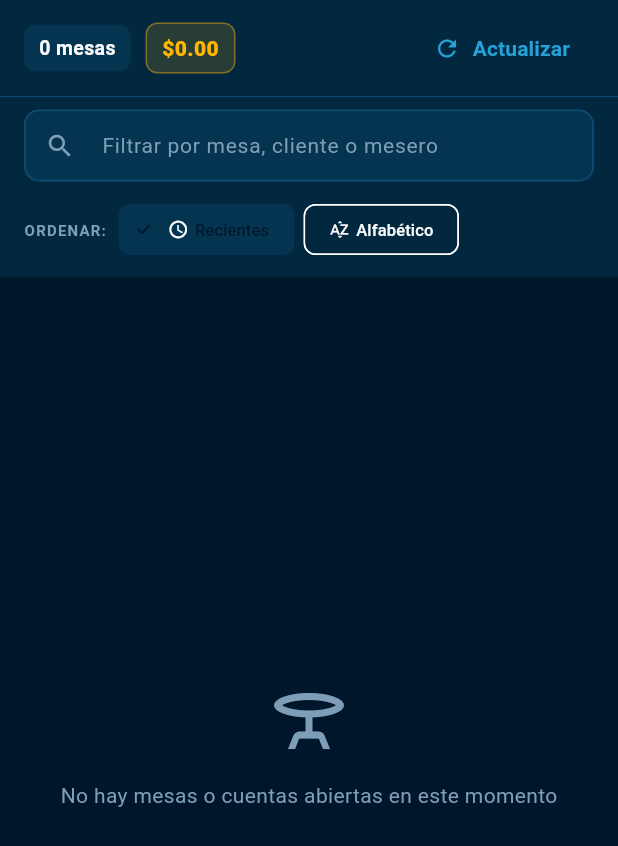
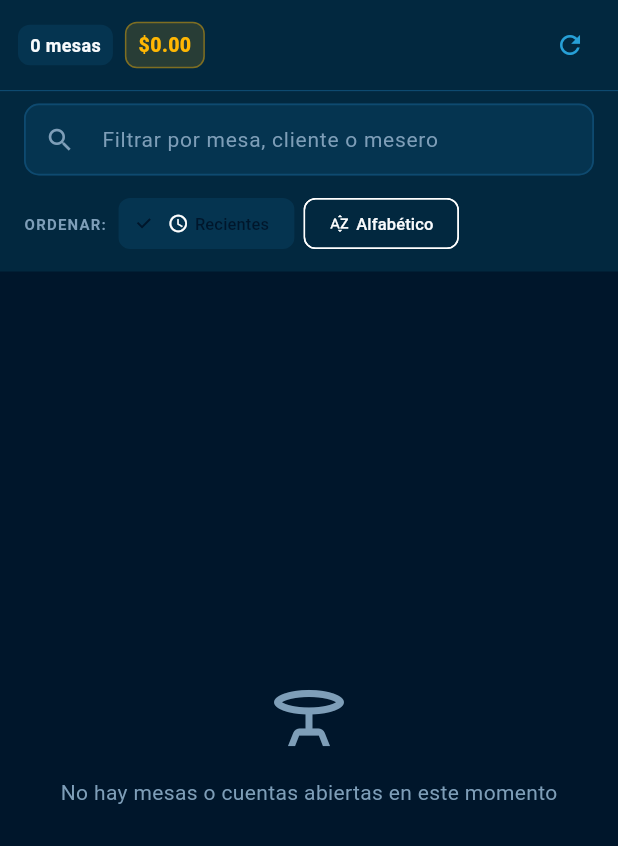
Before and after one commit to VladimirArguelles/kardexbar, a Flutter app: the MesasAbiertasScreen screen opened directly, on a phone screen of 412 x 824 dp. Shown: the top 846 px of the screen. Run offline on Flutter 3.47's test engine with Material 3 defaults, Android fonts, the phone set to English and light mode, and no system bars; our stand-ins replace pdf, printing, supabase_flutter; accounts and stored records are empty.

Commit message:
fix: resolucion de desborde en boton Nueva Mesa, icono actualizar, eliminacion de impresion automatica y renombramiento de boton a Registrar

```diff
--- a/lib/features/comandas/screens/mesas_abiertas_screen.dart
+++ b/lib/features/comandas/screens/mesas_abiertas_screen.dart
@@ -166,7 +166,7 @@ class _MesasAbiertasScreenState extends State<MesasAbiertasScreen> {
               const SizedBox(width: 8),
               Expanded(
                 child: Text(
-                  'Cobrar Mesa: ${cmd.nombreCliente}',
+                  'Registrar Mesa: ${cmd.nombreCliente}',
                   overflow: TextOverflow.ellipsis,
                 ),
               ),
@@ -334,7 +334,7 @@ class _MesasAbiertasScreenState extends State<MesasAbiertasScreen> {
           children: [
             // PANEL SUPERIOR: Resumen de mesas, total acumulado y botón actualizar
             Container(
-              padding: const EdgeInsets.symmetric(horizontal: 16, vertical: 12),
+              padding: const EdgeInsets.symmetric(horizontal: 12, vertical: 10),
               decoration: const BoxDecoration(
                 color: AppTheme.surface,
                 border: Border(bottom: BorderSide(color: AppTheme.borderLight)),
@@ -343,8 +343,8 @@ class _MesasAbiertasScreenState extends State<MesasAbiertasScreen> {
                 children: [
                   Container(
                     padding: const EdgeInsets.symmetric(
-                      horizontal: 10,
-                      vertical: 6,
+                      horizontal: 8,
+                      vertical: 5,
                     ),
                     decoration: BoxDecoration(
                       color: AppTheme.surfaceVariant,
@@ -353,17 +353,17 @@ class _MesasAbiertasScreenState extends State<MesasAbiertasScreen> {
                     child: Text(
                       '${_mesas.length} mesas',
                       style: const TextStyle(
-                        fontSize: 13,
+                        fontSize: 12,
                         fontWeight: FontWeight.bold,
                         color: AppTheme.textPrimary,
                       ),
                     ),
                   ),
-                  const SizedBox(width: 10),
+                  const SizedBox(width: 8),
                   Container(
                     padding: const EdgeInsets.symmetric(
-                      horizontal: 10,
-                      vertical: 6,
+                      horizontal: 8,
+                      vertical: 5,
                     ),
                     decoration: BoxDecoration(
                       color: AppTheme.primaryAmber.withValues(alpha: 0.15),
@@ -375,27 +375,22 @@ class _MesasAbiertasScreenState extends State<MesasAbiertasScreen> {
                     child: Text(
                       '\$${_totalGeneral.toStringAsFixed(2)}',
                       style: const TextStyle(
-                        fontSize: 14,
+                        fontSize: 13,
                         fontWeight: FontWeight.w900,
                         color: AppTheme.primaryAmber,
                       ),
                     ),
                   ),
                   const Spacer(),
-                  TextButton.icon(
-                    style: TextButton.styleFrom(
-                      foregroundColor: AppTheme.secondaryCyan,
-                      visualDensity: VisualDensity.compact,
-                    ),
-                    icon: const Icon(Icons.refresh, size: 18),
-                    label: const Text(
-                      'Actualizar',
-                      style: TextStyle(fontWeight: FontWeight.bold),
-                    ),
+                  IconButton(
+                    icon: const Icon(Icons.refresh, size: 20),
+                    color: AppTheme.secondaryCyan,
+                    tooltip: 'Actualizar',
+                    visualDensity: VisualDensity.compact,
                     onPressed: _cargarMesas,
                   ),
                   if (widget.onNuevaComanda != null) ...[
-                    const SizedBox(width: 6),
+                    const SizedBox(width: 4),
                     ElevatedButton.icon(
                       style: ElevatedButton.styleFrom(
                         backgroundColor: AppTheme.primaryAmber,
@@ -403,7 +398,10 @@ class _MesasAbiertasScreenState extends State<MesasAbiertasScreen> {
                         visualDensity: VisualDensity.compact,
                         padding: const EdgeInsets.symmetric(
                           horizontal: 10,
-                          vertical: 6,
+                          vertical: 8,
+                        ),
+                        shape: RoundedRectangleBorder(
+                          borderRadius: BorderRadius.circular(8),
                         ),
                       ),
                       icon: const Icon(Icons.add, size: 16),
@@ -913,7 +911,7 @@ class _MesasAbiertasScreenState extends State<MesasAbiertasScreen> {
                 ),
                 const SizedBox(width: 8),
 
-                // Botón Cobrar / Registrar
+                // Botón Registrar (antes Cobrar)
                 Expanded(
                   flex: 4,
                   child: ElevatedButton.icon(
@@ -928,9 +926,9 @@ class _MesasAbiertasScreenState extends State<MesasAbiertasScreen> {
                         borderRadius: BorderRadius.circular(8),
                       ),
                     ),
-                    icon: const Icon(Icons.payments_outlined, size: 16),
+                    icon: const Icon(Icons.check_circle_outline, size: 16),
                     label: const Text(
-                      'Cobrar',
+                      'Registrar',
                       style: TextStyle(
                         fontWeight: FontWeight.bold,
                         fontSize: 13,
--- a/lib/features/comandas/screens/nueva_comanda_screen.dart
+++ b/lib/features/comandas/screens/nueva_comanda_screen.dart
@@ -850,7 +850,7 @@ class _NuevaComandaScreenState extends State<NuevaComandaScreen> {
       final rondaNumero =
           (resultado['ronda'] as num?)?.toInt() ?? _proximaRonda;
 
-      // Imprimir el ticket térmico con el formato de la imagen adjunta
+      // Datos de ticket preparados para impresión opcional bajo demanda
       final ticketData = TicketPosData(
         ordenArea: mesaNombre,
         cliente: clienteNombre,
@@ -862,8 +862,6 @@ class _NuevaComandaScreenState extends State<NuevaComandaScreen> {
         notasCoordinacion: notasComanda.isEmpty ? null : notasComanda,
       );
 
-      await TicketPosBarra.imprimirTicket(ticketData);
-
       // Recargar mesas abiertas y actualizar comanda activa
       await _cargarMesasAbiertas();
 
@@ -884,7 +882,7 @@ class _NuevaComandaScreenState extends State<NuevaComandaScreen> {
             ),
             backgroundColor: AppTheme.successMint,
             action: SnackBarAction(
-              label: 'REIMPRIMIR',
+              label: 'IMPRIMIR',
               textColor: AppTheme.background,
               onPressed: () => TicketPosBarra.imprimirTicket(ticketData),
             ),
```
Also changed, not shown: docs/assets/fonts/MaterialIcons-Regular.otf, 2 other files.
